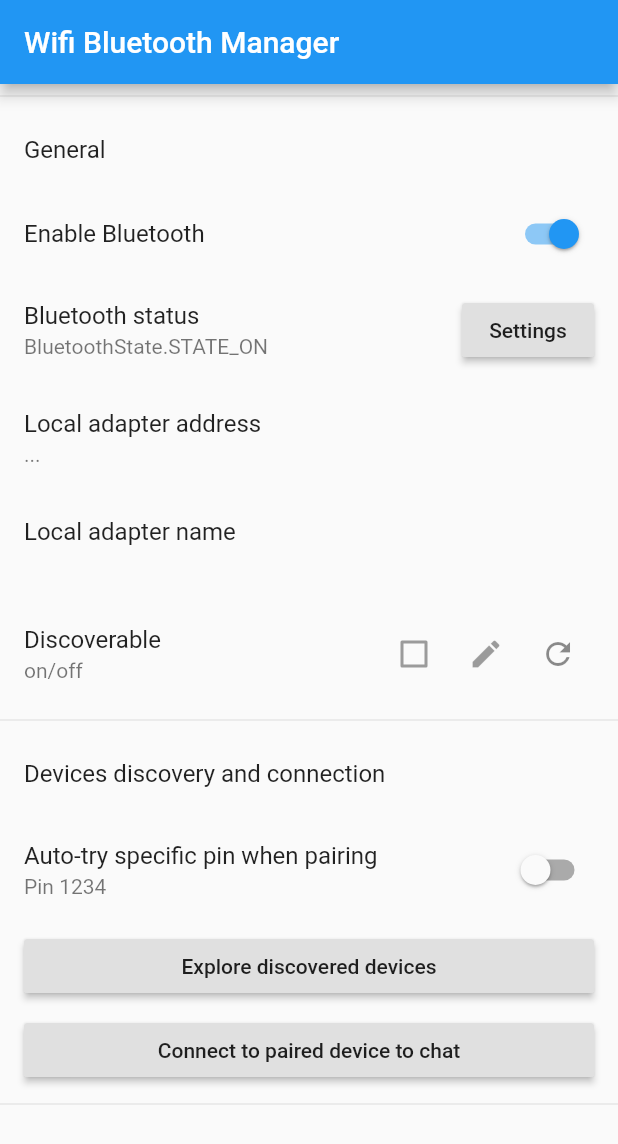
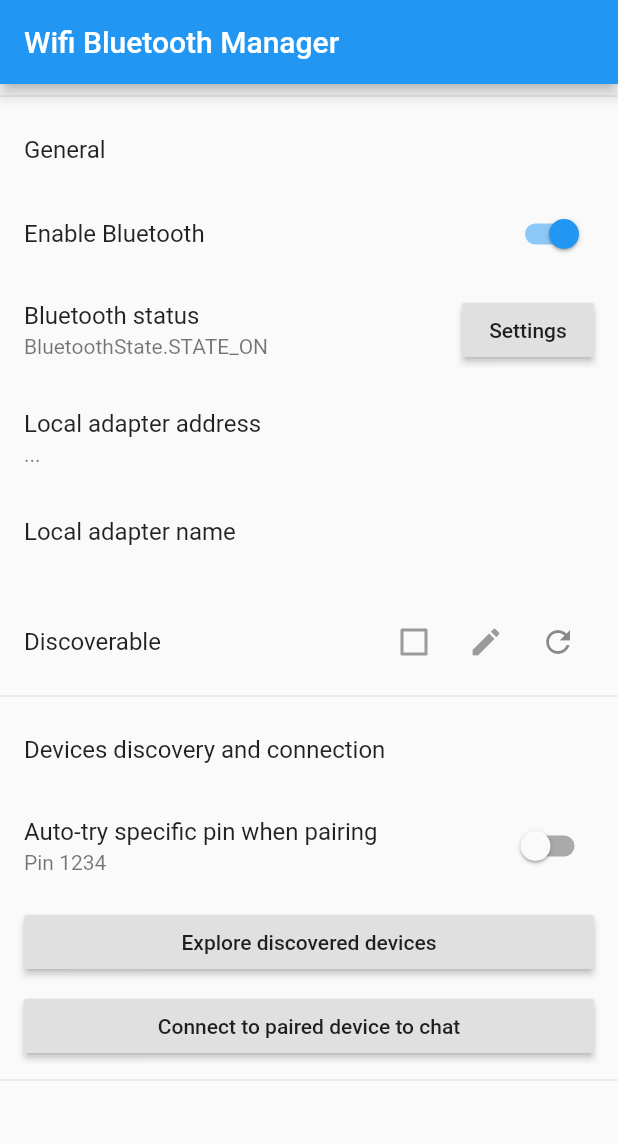
Before and after one commit to nichama70/wifi_password_manager, a Flutter app: the screen it shows after launch, on a phone screen of 412 x 824 dp. Shown: the top 1144 px of the screen. Run offline on Flutter 3.47's test engine with Material 2 defaults, Android fonts, the phone set to English and light mode, and no system bars; our stand-ins replace flutter_bluetooth_serial; statements that could not run were skipped.

Commit message:
added project stuff

```diff
--- a/lib/MainPage.dart
+++ b/lib/MainPage.dart
@@ -137,7 +137,7 @@ class _MainPage extends State<MainPage> {
                   ? const Text("Discoverable")
                   : Text(
                       "Discoverable for ${_discoverableTimeoutSecondsLeft}s"),
-              subtitle: const Text("on/off"),
+              /*subtitle: const Text("on/off"),*/
               trailing: Row(
                 mainAxisSize: MainAxisSize.min,
                 children: [
```
